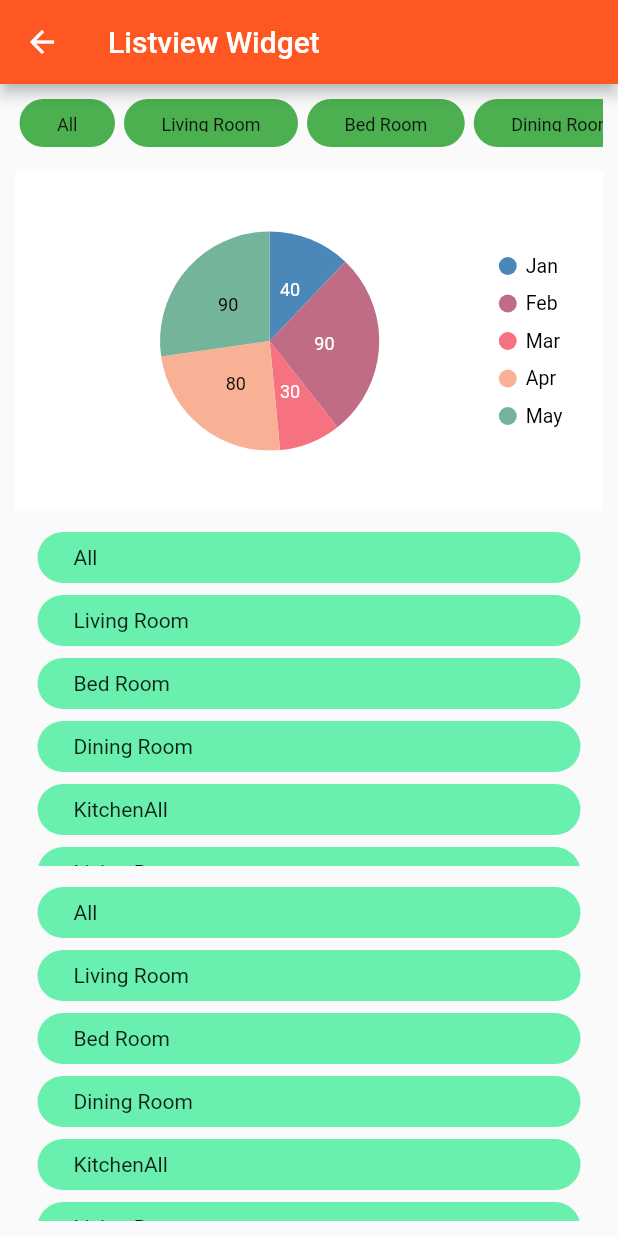
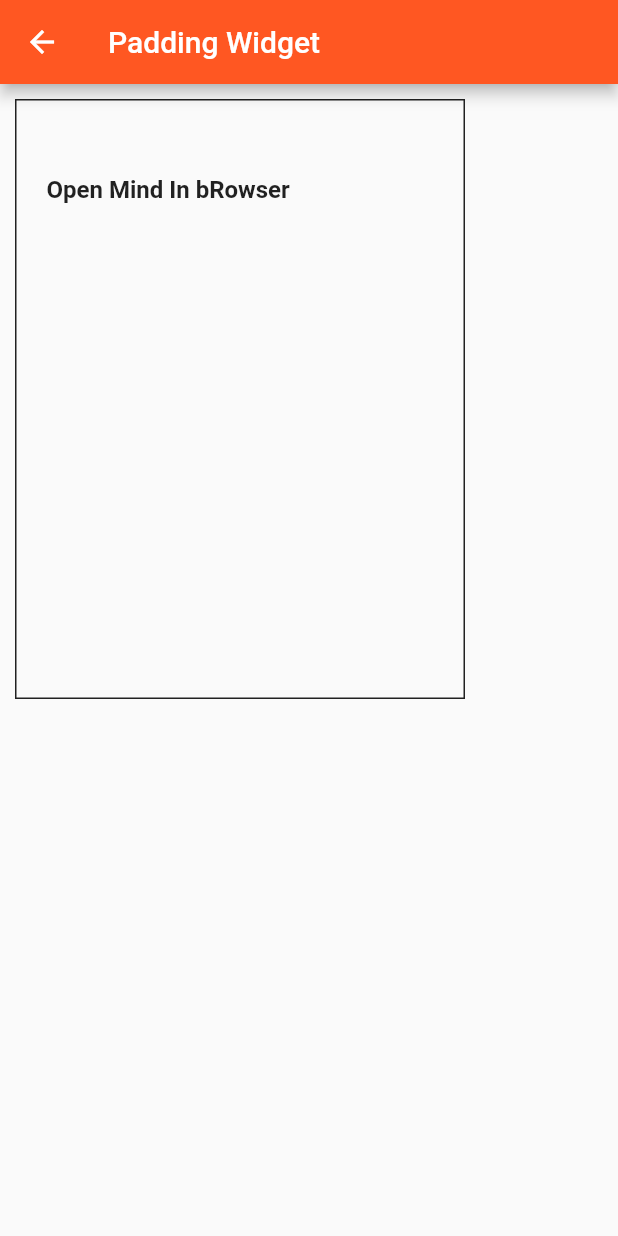
Before and after one commit to efrizalnf/flutter_widget, a Flutter app: the screen it shows after launch, on a phone screen of 412 x 824 dp. Run offline on Flutter 3.47's test engine with Material 2 defaults, Android fonts, the phone set to English and light mode, and no system bars; our stand-ins replace flutter_svg, syncfusion_flutter_charts.

Commit message:
added padding widget

```diff
--- a/lib/main.dart
+++ b/lib/main.dart
@@ -5,6 +5,7 @@ import 'package:project_flutter_pertama/meet_2/ch4topic2/basic_form/form_widget.
 import 'package:project_flutter_pertama/meet_2/ch4topic2/basic_layout/center_widget.dart';
 import 'package:project_flutter_pertama/meet_2/ch4topic2/basic_layout/column_widget.dart';
 import 'package:project_flutter_pertama/meet_2/ch4topic2/basic_layout/listview_widget.dart';
+import 'package:project_flutter_pertama/meet_2/ch4topic2/basic_layout/padding_widget.dart';
 import 'package:project_flutter_pertama/meet_2/ch4topic2/basic_widget/text_widget.dart';
 import 'package:project_flutter_pertama/meet_2/ch4topic2/navigation/sliver_widget.dart';
 import 'package:project_flutter_pertama/tugas/basic-form/dialog_widget.dart';
@@ -15,6 +16,7 @@ import 'package:project_flutter_pertama/tugas/basic-layout/columnwidget.dart';
 import 'package:project_flutter_pertama/tugas/basic-layout/expandedwidget.dart';
 import 'package:project_flutter_pertama/tugas/basic-layout/gridviewwidget.dart';
 import 'package:project_flutter_pertama/tugas/basic-layout/listviewwidget.dart';
+import 'package:project_flutter_pertama/tugas/basic-layout/paddingwidget.dart';
 import 'package:project_flutter_pertama/tugas/fic_column_widget.dart';
 import 'package:project_flutter_pertama/tugas/stateless_statefull.dart';
 
@@ -35,7 +37,7 @@ class MyApp extends StatelessWidget {
       theme: ThemeData(
         primarySwatch: Colors.deepOrange,
       ),
-      home: MyListViewWidget(),
+      home: MyPaddingWidget(),
     );
   }
 }
--- a/lib/meet_2/ch4topic2/basic_layout/padding_widget.dart
+++ b/lib/meet_2/ch4topic2/basic_layout/padding_widget.dart
@@ -20,14 +20,14 @@ class PaddingWidget extends StatelessWidget {
           children: const [
             Padding(
               padding: EdgeInsets.only(
-                left: 20,
+                left: 50,
                 top: 30,
-                bottom: 40,
+                bottom: 10,
               ),
               child: Text(
                 'Categories',
                 style: TextStyle(
-                  fontSize: 16.0,
+                  fontSize: 100.0,
                   fontWeight: FontWeight.w500,
                 ),
               ),
--- a/lib/tugas/basic-layout/listviewwidget.dart
+++ b/lib/tugas/basic-layout/listviewwidget.dart
@@ -140,7 +140,8 @@ class MyListViewWidget extends StatelessWidget {
                           fontSize: 14,
                           fontWeight: FontWeight.w400,
                         ),
-                        )),
+                      ),
+                    ),
                   );
                 }),
               ),
--- /dev/null
+++ b/lib/tugas/basic-layout/paddingwidget.dart
@@ -0,0 +1,46 @@
+import 'package:flutter/src/widgets/framework.dart';
+import 'package:flutter/src/widgets/placeholder.dart';
+
+import 'package:flutter/material.dart';
+import 'package:project_flutter_pertama/tugas/basic-form/helper.dart';
+
+class MyPaddingWidget extends StatelessWidget {
+  const MyPaddingWidget({super.key});
+
+  @override
+  Widget build(BuildContext context) {
+    return Scaffold(
+      appBar: const CustomAppbar(titleValue: "Padding Widget"),
+      body: Container(
+        height: 400,
+        width: 300,
+        margin: const EdgeInsets.all(10.0),
+        decoration: BoxDecoration(
+          border: Border.all(
+            width: 1.0,
+            color: Colors.grey[900]!,
+          ),
+        ),
+        child: Column(
+          crossAxisAlignment: CrossAxisAlignment.start,
+          children: const [
+            Padding(
+              padding: EdgeInsets.only(
+                left: 20,
+                top: 50,
+                bottom: 150,
+              ),
+              child: Text(
+                "Open Mind In bRowser",
+                style: TextStyle(
+                  fontSize: 16.0,
+                  fontWeight: FontWeight.w700,
+                ),
+              ),
+            )
+          ],
+        ),
+      ),
+    );
+  }
+}
```
Lines whose indentation alone changed are shown as unchanged.
